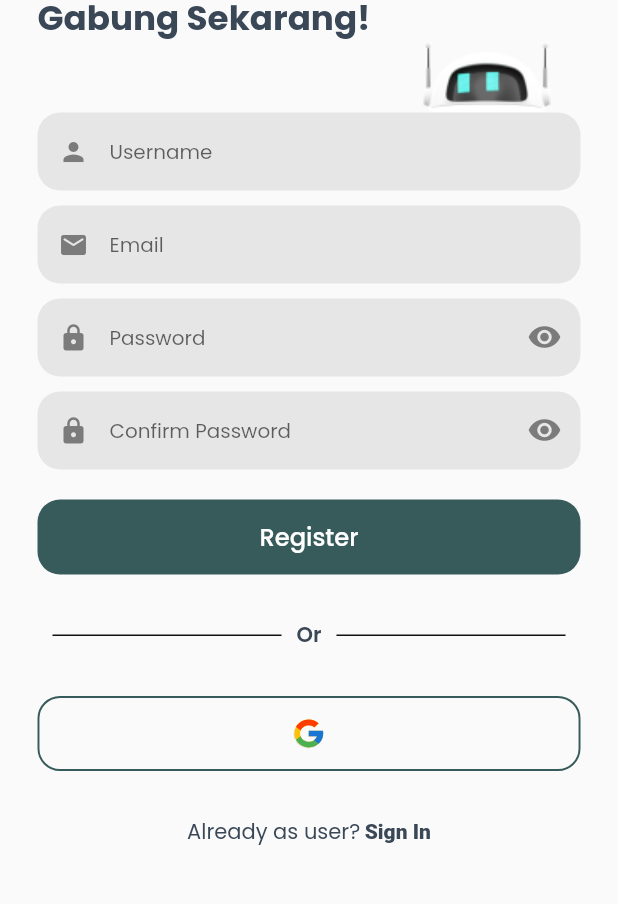
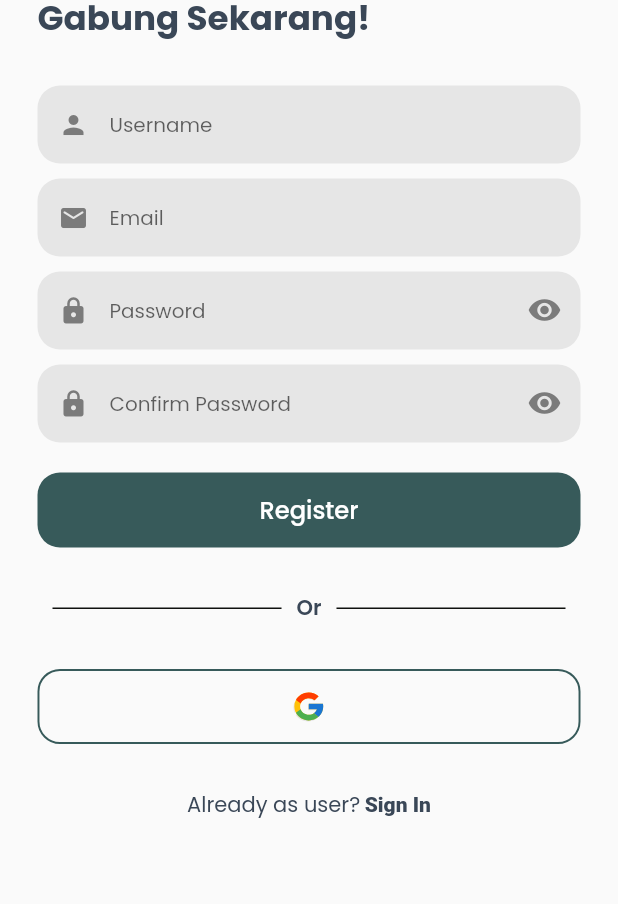
Before and after one commit to RadyaHarbani/Sakuku-App, a Flutter app: the RegisterPageView screen opened by its route, on a phone screen of 412 x 824 dp, the part 150-1054 px from its top. Run offline on Flutter 3.47's test engine with Material 2 defaults, Android fonts, the phone set to English and light mode, and no system bars; our stand-ins replace firebase_auth, firebase_core, flutter_svg, get, google_fonts, google_sign_in; accounts and stored records are empty.

Commit message:
fix [RH] : fix onboard and register page

```diff
--- a/lib/modules/register_page/views/register_page_view.dart
+++ b/lib/modules/register_page/views/register_page_view.dart
@@ -55,16 +55,8 @@ class RegisterPageView extends GetView<RegisterPageController> {
                   color: primaryColor,
                 ),
               ),
-              Row(
-                mainAxisAlignment: MainAxisAlignment.end,
-                children: [
-                  Padding(
-                    padding: const EdgeInsets.symmetric(horizontal: 20),
-                    child: Image.asset(
-                      'assets/images/login_register_images/robot_register_image.png',
-                    ),
-                  ),
-                ],
+              SizedBox(
+                height: 30,
               ),
               Form(
                 key: controller.formField,
--- a/lib/routes/app_pages.dart
+++ b/lib/routes/app_pages.dart
@@ -18,7 +18,7 @@ part 'app_routes.dart';
 class AppPages {
   AppPages._();
 
-  static const INITIAL = Routes.LANDING_PAGE;
+  static const INITIAL = Routes.SPLASH_SCREEN;
 
   static final routes = [
     GetPage(
```
Also changed, not shown: lib/modules/on_boarding_page/views/on_boarding_page_view.dart (+5 -2 lines), assets/images/login_register_images/robot_register_image.png.
